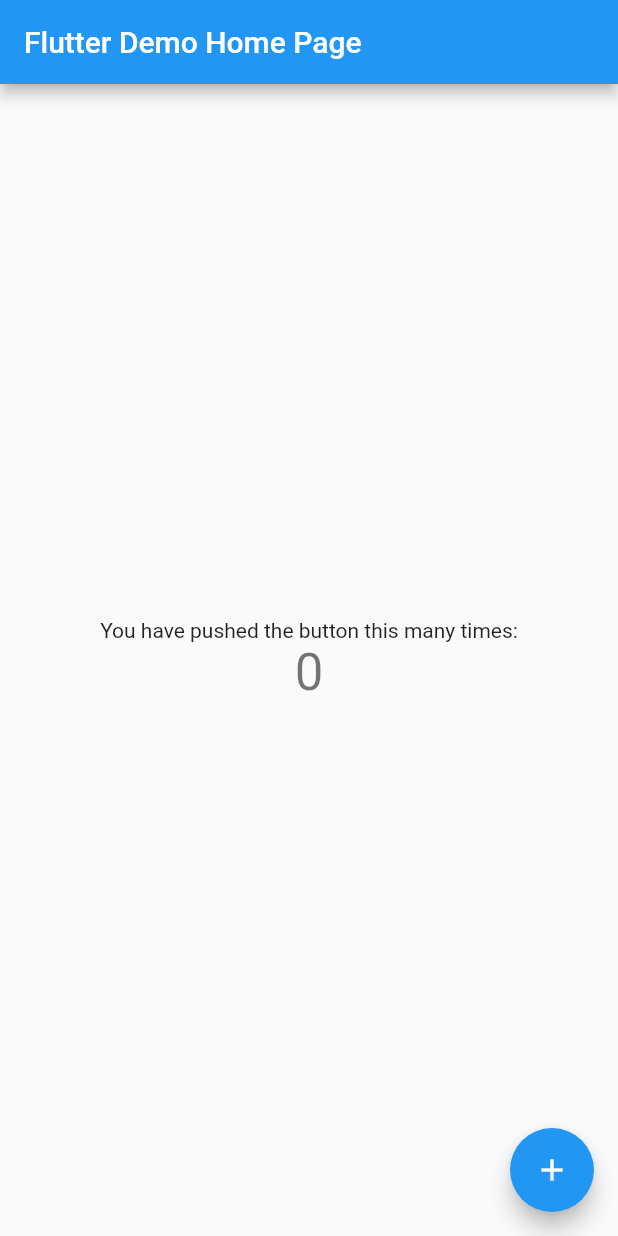
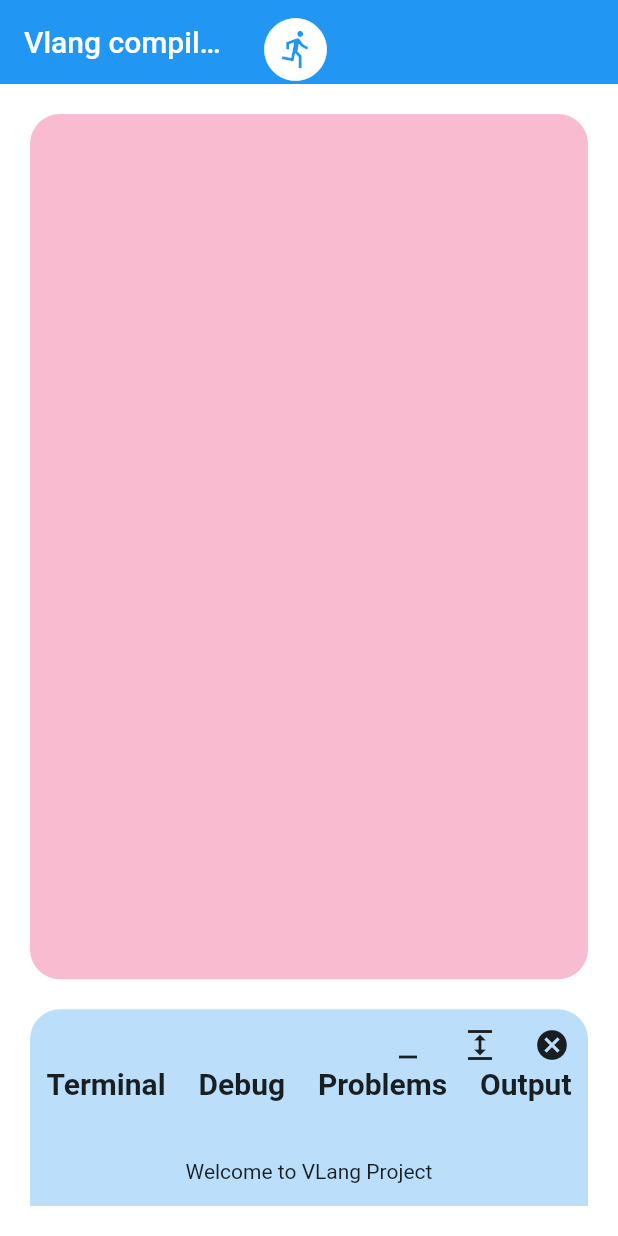
Before and after one commit to Abhinivesh27/vlang, a Flutter app: the screen it shows after launch, on a phone screen of 412 x 824 dp. Run offline on Flutter 3.47's test engine with Material 2 defaults, Android fonts, the phone set to English and light mode, and no system bars.

Commit message:
add feture added

```diff
--- a/lib/main.dart
+++ b/lib/main.dart
@@ -1,115 +1,14 @@
 import 'package:flutter/material.dart';
 
-void main() {
-  runApp(const MyApp());
-}
+import 'ui/home/home.dart';
+
+void main() => runApp(const MyApp());
 
 class MyApp extends StatelessWidget {
   const MyApp({super.key});
 
-  // This widget is the root of your application.
   @override
   Widget build(BuildContext context) {
-    return MaterialApp(
-      title: 'Flutter Demo',
-      theme: ThemeData(
-        // This is the theme of your application.
-        //
-        // Try running your application with "flutter run". You'll see the
-        // application has a blue toolbar. Then, without quitting the app, try
-        // changing the primarySwatch below to Colors.green and then invoke
-        // "hot reload" (press "r" in the console where you ran "flutter run",
-        // or simply save your changes to "hot reload" in a Flutter IDE).
-        // Notice that the counter didn't reset back to zero; the application
-        // is not restarted.
-        primarySwatch: Colors.blue,
-      ),
-      home: const MyHomePage(title: 'Flutter Demo Home Page'),
-    );
+    return MaterialApp(title: 'Vlang', home: HomePage());
   }
 }
-
-class MyHomePage extends StatefulWidget {
-  const MyHomePage({super.key, required this.title});
-
-  // This widget is the home page of your application. It is stateful, meaning
-  // that it has a State object (defined below) that contains fields that affect
-  // how it looks.
-
-  // This class is the configuration for the state. It holds the values (in this
-  // case the title) provided by the parent (in this case the App widget) and
-  // used by the build method of the State. Fields in a Widget subclass are
-  // always marked "final".
-
-  final String title;
-
-  @override
-  State<MyHomePage> createState() => _MyHomePageState();
-}
-
-class _MyHomePageState extends State<MyHomePage> {
-  int _counter = 0;
-
-  void _incrementCounter() {
-    setState(() {
-      // This call to setState tells the Flutter framework that something has
-      // changed in this State, which causes it to rerun the build method below
-      // so that the display can reflect the updated values. If we changed
-      // _counter without calling setState(), then the build method would not be
-      // called again, and so nothing would appear to happen.
-      _counter++;
-    });
-  }
-
-  @override
-  Widget build(BuildContext context) {
-    // This method is rerun every time setState is called, for instance as done
-    // by the _incrementCounter method above.
-    //
-    // The Flutter framework has been optimized to make rerunning build methods
-    // fast, so that you can just rebuild anything that needs updating rather
-    // than having to individually change instances of widgets.
-    return Scaffold(
-      appBar: AppBar(
-        // Here we take the value from the MyHomePage object that was created by
-        // the App.build method, and use it to set our appbar title.
-        title: Text(widget.title),
-      ),
-      body: Center(
-        // Center is a layout widget. It takes a single child and positions it
-        // in the middle of the parent.
-        child: Column(
-          // Column is also a layout widget. It takes a list of children and
-          // arranges them vertically. By default, it sizes itself to fit its
-          // children horizontally, and tries to be as tall as its parent.
-          //
-          // Invoke "debug painting" (press "p" in the console, choose the
-          // "Toggle Debug Paint" action from the Flutter Inspector in Android
-          // Studio, or the "Toggle Debug Paint" command in Visual Studio Code)
-          // to see the wireframe for each widget.
-          //
-          // Column has various properties to control how it sizes itself and
-          // how it positions its children. Here we use mainAxisAlignment to
-          // center the children vertically; the main axis here is the vertical
-          // axis because Columns are vertical (the cross axis would be
-          // horizontal).
-          mainAxisAlignment: MainAxisAlignment.center,
-          children: <Widget>[
-            const Text(
-              'You have pushed the button this many times:',
-            ),
-            Text(
-              '$_counter',
-              style: Theme.of(context).textTheme.headlineMedium,
-            ),
-          ],
-        ),
-      ),
-      floatingActionButton: FloatingActionButton(
-        onPressed: _incrementCounter,
-        tooltip: 'Increment',
-        child: const Icon(Icons.add),
-      ), // This trailing comma makes auto-formatting nicer for build methods.
-    );
-  }
-}
--- /dev/null
+++ b/lib/ui/home/home.dart
@@ -0,0 +1,77 @@
+import 'package:flutter/material.dart';
+import 'package:vlang/service/compiler.dart';
+import 'package:vlang/service/compiler2.dart';
+
+import 'widgets/console.dart';
+
+class HomePage extends StatefulWidget {
+  const HomePage({super.key});
+
+  @override
+  State<HomePage> createState() => _HomePageState();
+}
+
+class _HomePageState extends State<HomePage> {
+  dynamic data = "Welcome to VLang Project";
+  TextEditingController _controller = TextEditingController();
+
+  @override
+  Widget build(BuildContext context) {
+    return Scaffold(
+      appBar: AppBar(
+        actions: [
+          IconButton(
+            onPressed: () {
+              setState(() {
+                data = Compiler.compile(_controller.text);
+              });
+            },
+            icon: Icon(
+              Icons.run_circle,
+              size: 50,
+            ),
+          ),
+          SizedBox(
+            width: 200,
+          )
+        ],
+        elevation: 0,
+        title: Text("Vlang compiler"),
+      ),
+      backgroundColor: Colors.white,
+      body: Container(
+        padding: const EdgeInsets.all(20),
+        height: MediaQuery.of(context).size.height,
+        width: MediaQuery.of(context).size.width,
+        child: SingleChildScrollView(
+          child: Column(
+            children: [
+              //text editing area
+              Container(
+                margin: const EdgeInsets.only(bottom: 20),
+                padding: const EdgeInsets.all(20),
+                height: MediaQuery.of(context).size.height * 0.7,
+                width: MediaQuery.of(context).size.width,
+                decoration: BoxDecoration(
+                  color: Colors.pink.shade100,
+                  borderRadius: BorderRadius.circular(20),
+                ),
+                child: TextField(
+                  controller: _controller,
+                  onChanged: (datas) {
+                    setState(() {});
+                  },
+                  decoration: InputDecoration(border: InputBorder.none),
+                  keyboardType: TextInputType.multiline,
+                  maxLines: null,
+                ),
+              ),
+              //console
+              ConsoleWidget(data: data.toString()),
+            ],
+          ),
+        ),
+      ),
+    );
+  }
+}
--- /dev/null
+++ b/lib/ui/home/widgets/console.dart
@@ -0,0 +1,90 @@
+import 'package:flutter/material.dart';
+
+class ConsoleWidget extends StatelessWidget {
+  final String data;
+  const ConsoleWidget({
+    super.key,
+    required this.data,
+  });
+
+  @override
+  Widget build(BuildContext context) {
+    return Container(
+      margin: const EdgeInsets.only(bottom: 20),
+      height: MediaQuery.of(context).size.height * 0.3,
+      width: MediaQuery.of(context).size.width,
+      decoration: BoxDecoration(
+        color: Colors.blue.shade100,
+        borderRadius: BorderRadius.circular(20),
+      ),
+      child: Column(
+        children: [
+          //toolbar
+          Stack(
+            children: [
+              Container(
+                height: 100,
+                width: MediaQuery.of(context).size.width,
+                child: Row(
+                  mainAxisAlignment: MainAxisAlignment.spaceAround,
+                  children: [
+                    Text(
+                      "Terminal",
+                      style: TextStyle(
+                        fontWeight: FontWeight.bold,
+                        fontSize: 20,
+                      ),
+                    ),
+                    Text(
+                      "Debug",
+                      style: TextStyle(
+                        fontWeight: FontWeight.bold,
+                        fontSize: 20,
+                      ),
+                    ),
+                    Text(
+                      "Problems",
+                      style: TextStyle(
+                        fontWeight: FontWeight.bold,
+                        fontSize: 20,
+                      ),
+                    ),
+                    Text(
+                      "Output",
+                      style: TextStyle(
+                        fontWeight: FontWeight.bold,
+                        fontSize: 20,
+                      ),
+                    ),
+                  ],
+                ),
+              ),
+              Container(
+                width: MediaQuery.of(context).size.width,
+                child: Row(
+                  mainAxisAlignment: MainAxisAlignment.end,
+                  children: [
+                    IconButton(
+                      onPressed: () {},
+                      icon: Icon(Icons.minimize),
+                    ),
+                    IconButton(
+                      onPressed: () {},
+                      icon: Icon(Icons.expand),
+                    ),
+                    IconButton(
+                      onPressed: () {},
+                      icon: Icon(Icons.cancel),
+                    ),
+                  ],
+                ),
+              ),
+            ],
+          ),
+
+          Text(data),
+        ],
+      ),
+    );
+  }
+}
```
Also changed, not shown: lib/service/compiler.dart (added, +110 -0 lines), lib/service/compiler2.dart (added, +126 -0 lines).
